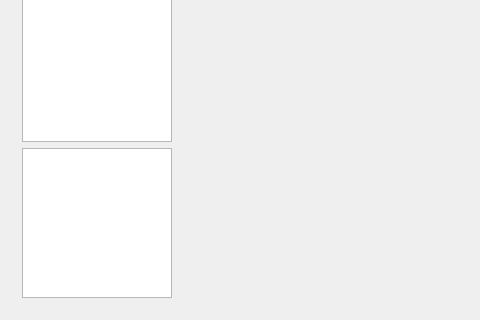
Old version of the form Client/ClientManager/cclientmainwindow.ui in the repository Demonist/TCS; both pictures show x 0 to 480 and y 103 to 423 of the 660 by 423 pixel window.
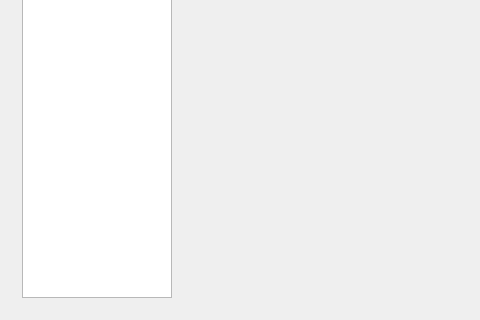
New version of the form. Icons and pictures are not drawn. Custom widgets are drawn as their Qt base class.

What changed in the file:
```diff
--- a/Client/ClientManager/cclientmainwindow.ui
+++ b/Client/ClientManager/cclientmainwindow.ui
@@ -83,28 +83,6 @@
           </item>
          </widget>
         </item>
-        <item>
-         <widget class="QGraphicsView" name="gvPreview">
-          <property name="maximumSize">
-           <size>
-            <width>150</width>
-            <height>150</height>
-           </size>
-          </property>
-          <property name="verticalScrollBarPolicy">
-           <enum>Qt::ScrollBarAlwaysOff</enum>
-          </property>
-          <property name="horizontalScrollBarPolicy">
-           <enum>Qt::ScrollBarAlwaysOff</enum>
-          </property>
-          <property name="interactive">
-           <bool>false</bool>
-          </property>
-          <property name="renderHints">
-           <set>QPainter::Antialiasing|QPainter::TextAntialiasing</set>
-          </property>
-         </widget>
-        </item>
        </layout>
       </widget>
       <widget class="CAnimatedStackedWidget" name="stackedWidget">
```
Left out of the diff: 2 changed lines with no effect on the pictures.
